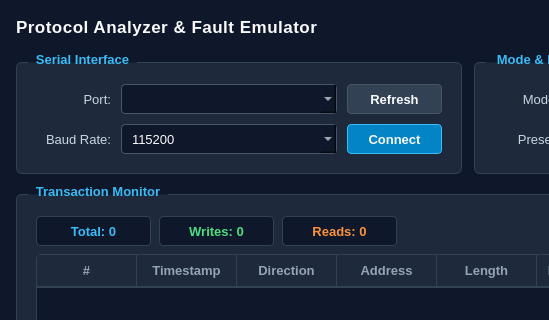
Qt form software/analyzer_window.ui (ADARSH1496/protocol_analyzer) before a commit; both pictures show x 0 to 549 and y 0 to 320 of the 1160 by 740 pixel window.
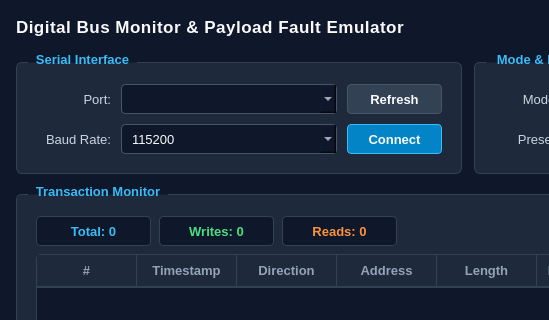
The same form after that commit.

Diff of the .ui file:
```diff
--- a/software/analyzer_window.ui
+++ b/software/analyzer_window.ui
@@ -149,7 +149,7 @@
          <string notr="true">font-size: 13pt; font-weight: 600; color: #F8FAFC; letter-spacing: 0.5px;</string>
         </property>
         <property name="text">
-         <string>Protocol Analyzer &amp; Fault Emulator</string>
+         <string>Digital Bus Monitor &amp; Payload Fault Emulator</string>
         </property>
        </widget>
       </item>
```
